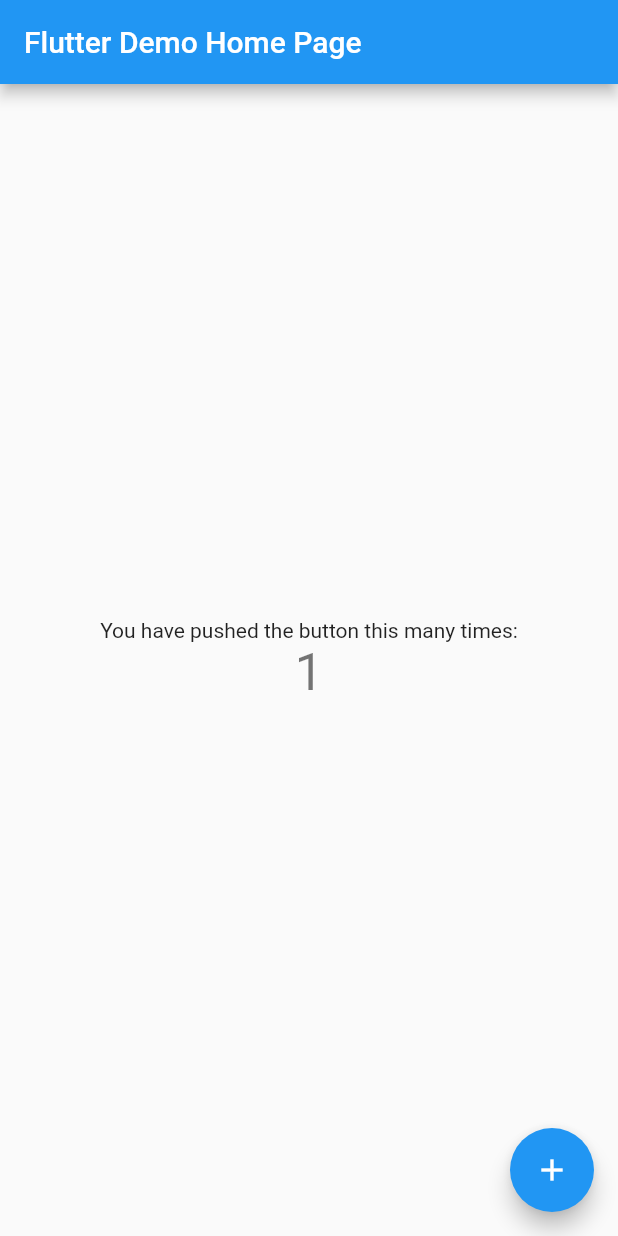
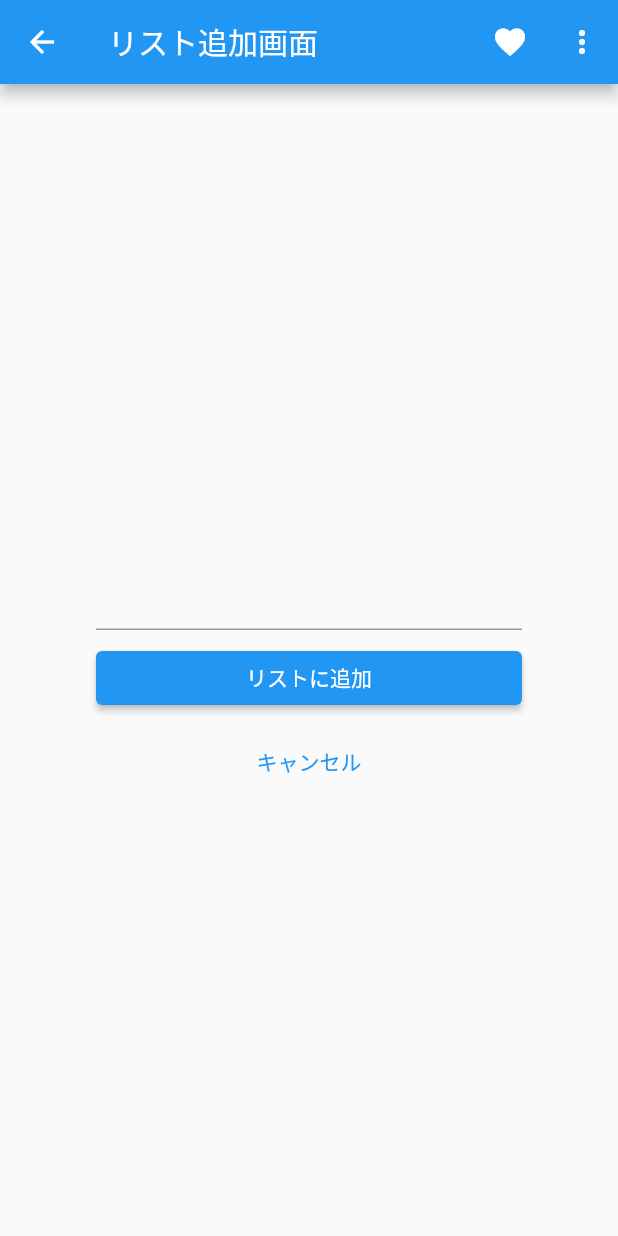
Before and after one commit to kazuto-maeda/flutter_init, a Flutter app: the screen it shows after launch, after a tap on the "add" icon, on a phone screen of 412 x 824 dp. Run offline on Flutter 3.47's test engine with Material 2 defaults, Android fonts, the phone set to English and light mode, and no system bars.

Commit message:
todoアプリ

```diff
--- a/lib/main.dart
+++ b/lib/main.dart
@@ -1,3 +1,5 @@
+// import 'dart:ffi';
+
 import 'package:flutter/material.dart';
 
 void main() {
@@ -9,105 +11,132 @@ class MyApp extends StatelessWidget {
   @override
   Widget build(BuildContext context) {
     return MaterialApp(
-      title: 'Flutter Demo',
+      title: 'My Todo App',
       theme: ThemeData(
-        // This is the theme of your application.
-        //
-        // Try running your application with "flutter run". You'll see the
-        // application has a blue toolbar. Then, without quitting the app, try
-        // changing the primarySwatch below to Colors.green and then invoke
-        // "hot reload" (press "r" in the console where you ran "flutter run",
-        // or simply save your changes to "hot reload" in a Flutter IDE).
-        // Notice that the counter didn't reset back to zero; the application
-        // is not restarted.
         primarySwatch: Colors.blue,
       ),
-      home: MyHomePage(title: 'Flutter Demo Home Page'),
+      home: TodoListPage(),
     );
   }
 }
 
-class MyHomePage extends StatefulWidget {
-  MyHomePage({Key? key, this.title}) : super(key: key);
-
-  // This widget is the home page of your application. It is stateful, meaning
-  // that it has a State object (defined below) that contains fields that affect
-  // how it looks.
-
-  // This class is the configuration for the state. It holds the values (in this
-  // case the title) provided by the parent (in this case the App widget) and
-  // used by the build method of the State. Fields in a Widget subclass are
-  // always marked "final".
-
-  final String? title;
-
+// リスト一覧画面用Widget
+class TodoListPage extends StatefulWidget {
   @override
-  _MyHomePageState createState() => _MyHomePageState();
+  _TodoListPageState createState() => _TodoListPageState();
 }
 
-class _MyHomePageState extends State<MyHomePage> {
-  int _counter = 0;
-
-  void _incrementCounter() {
-    setState(() {
-      // This call to setState tells the Flutter framework that something has
-      // changed in this State, which causes it to rerun the build method below
-      // so that the display can reflect the updated values. If we changed
-      // _counter without calling setState(), then the build method would not be
-      // called again, and so nothing would appear to happen.
-      _counter++;
-    });
-  }
+class _TodoListPageState extends State {
+  List<String> todoList = [];
 
   @override
   Widget build(BuildContext context) {
-    // This method is rerun every time setState is called, for instance as done
-    // by the _incrementCounter method above.
-    //
-    // The Flutter framework has been optimized to make rerunning build methods
-    // fast, so that you can just rebuild anything that needs updating rather
-    // than having to individually change instances of widgets.
     return Scaffold(
       appBar: AppBar(
-        // Here we take the value from the MyHomePage object that was created by
-        // the App.build method, and use it to set our appbar title.
-        title: Text(widget.title!),
-      ),
-      body: Center(
-        // Center is a layout widget. It takes a single child and positions it
-        // in the middle of the parent.
-        child: Column(
-          // Column is also a layout widget. It takes a list of children and
-          // arranges them vertically. By default, it sizes itself to fit its
-          // children horizontally, and tries to be as tall as its parent.
-          //
-          // Invoke "debug painting" (press "p" in the console, choose the
-          // "Toggle Debug Paint" action from the Flutter Inspector in Android
-          // Studio, or the "Toggle Debug Paint" command in Visual Studio Code)
-          // to see the wireframe for each widget.
-          //
-          // Column has various properties to control how it sizes itself and
-          // how it positions its children. Here we use mainAxisAlignment to
-          // center the children vertically; the main axis here is the vertical
-          // axis because Columns are vertical (the cross axis would be
-          // horizontal).
-          mainAxisAlignment: MainAxisAlignment.center,
-          children: <Widget>[
-            Text(
-              'You have pushed the button this many times:',
+          leading: Icon(Icons.arrow_back),
+          // タイトルテキスト
+          title: Text('リスト一覧画面'),
+          // 右側のアイコン一覧
+          actions: <Widget>[
+            IconButton(
+              onPressed: () {},
+              icon: Icon(Icons.favorite),
             ),
-            Text(
-              '$_counter',
-              style: Theme.of(context).textTheme.headline4,
-            ),
-          ],
-        ),
+            IconButton(
+              onPressed: () {},
+              icon: Icon(Icons.more_vert),
+            )
+          ]),
+      body: ListView.builder(
+        itemCount: todoList.length,
+        itemBuilder: (context, index) {
+          return Card(child: ListTile(title: Text(todoList[index])));
+        },
       ),
       floatingActionButton: FloatingActionButton(
-        onPressed: _incrementCounter,
-        tooltip: 'Increment',
+        onPressed: () async {
+          // "push"で新規画面に遷移
+          final newListText = await Navigator.of(context).push(
+            MaterialPageRoute(builder: (context) {
+              // 遷移先の画面としてリスト追加画面を指定
+              return TodoAddPage();
+            }),
+          );
+          if (newListText != null) {
+            setState(() {
+              todoList.add(newListText);
+            });
+          }
+        },
         child: Icon(Icons.add),
-      ), // This trailing comma makes auto-formatting nicer for build methods.
+      ),
     );
   }
 }
+
+// リスト追加画面用Widget
+class TodoAddPage extends StatefulWidget {
+  @override
+  _TodoAddPageState createState() => _TodoAddPageState();
+}
+
+class _TodoAddPageState extends State {
+  String _text = '';
+
+  @override
+  Widget build(BuildContext context) {
+    return Scaffold(
+      appBar: AppBar(
+          leading: IconButton(
+              onPressed: () {
+                Navigator.of(context).pop();
+              },
+              icon: Icon(Icons.arrow_back)),
+          // タイトルテキスト
+          title: Text('リスト追加画面'),
+          // 右側のアイコン一覧
+          actions: <Widget>[
+            IconButton(
+              onPressed: () {},
+              icon: Icon(Icons.favorite),
+            ),
+            IconButton(
+              onPressed: () {},
+              icon: Icon(Icons.more_vert),
+            )
+          ]),
+      body: Container(
+          padding: EdgeInsets.all(64),
+          child: Column(
+              mainAxisAlignment: MainAxisAlignment.center,
+              children: <Widget>[
+                Text(_text, style: TextStyle(color: Colors.blue)),
+                const SizedBox(height: 8),
+                TextField(
+                  onChanged: (String value) {
+                    setState(() {
+                      _text = value;
+                    });
+                  },
+                ),
+                const SizedBox(height: 8),
+                Container(
+                    width: double.infinity,
+                    child: ElevatedButton(
+                        onPressed: () {
+                          Navigator.of(context).pop(_text);
+                        },
+                        child: Text('リストに追加',
+                            style: TextStyle(color: Colors.white)))),
+                const SizedBox(height: 8),
+                Container(
+                    width: double.infinity,
+                    child: TextButton(
+                        onPressed: () {
+                          Navigator.of(context).pop();
+                        },
+                        child: Text('キャンセル')))
+              ])),
+    );
+  }
+}
```
